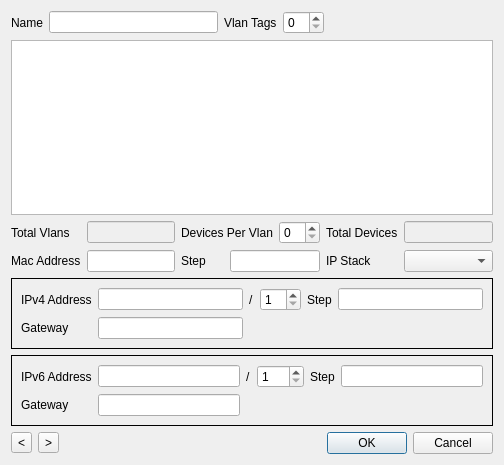
This is client/devicegroupdialog.ui in pstavirs/ostinato as Qt 5 draws it before an edit. The edited form follows.
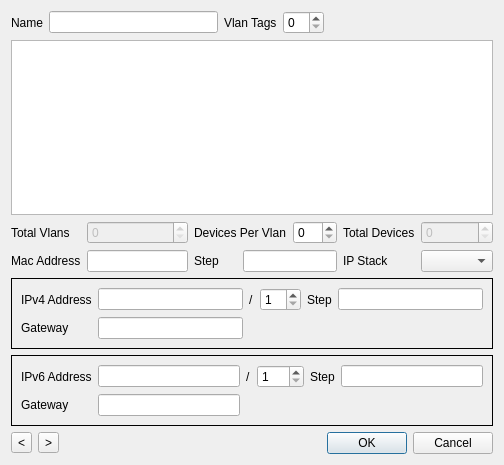
This is the edited form. Custom widgets are drawn as their Qt base class.

Commit message: Device Emulation (contd.): Added a IntEdit class and used in DeviceGroup Dialog

```diff
--- a/client/devicegroupdialog.ui
+++ b/client/devicegroupdialog.ui
@@ -63,7 +63,7 @@
       </widget>
      </item>
      <item row="0" column="1" >
-      <widget class="QLineEdit" name="vlanCount" >
+      <widget class="IntEdit" name="vlanCount" >
        <property name="enabled" >
         <bool>false</bool>
        </property>
@@ -90,7 +90,7 @@
       </widget>
      </item>
      <item row="0" column="6" >
-      <widget class="QLineEdit" name="totalDeviceCount" >
+      <widget class="IntEdit" name="totalDeviceCount" >
        <property name="enabled" >
         <bool>false</bool>
        </property>
@@ -321,6 +321,11 @@
    <extends>QLineEdit</extends>
    <header>ip6edit.h</header>
   </customwidget>
+  <customwidget>
+   <class>IntEdit</class>
+   <extends>QSpinBox</extends>
+   <header>intedit.h</header>
+  </customwidget>
  </customwidgets>
  <tabstops>
   <tabstop>name</tabstop>
```
The commit also changes 2 other files.
